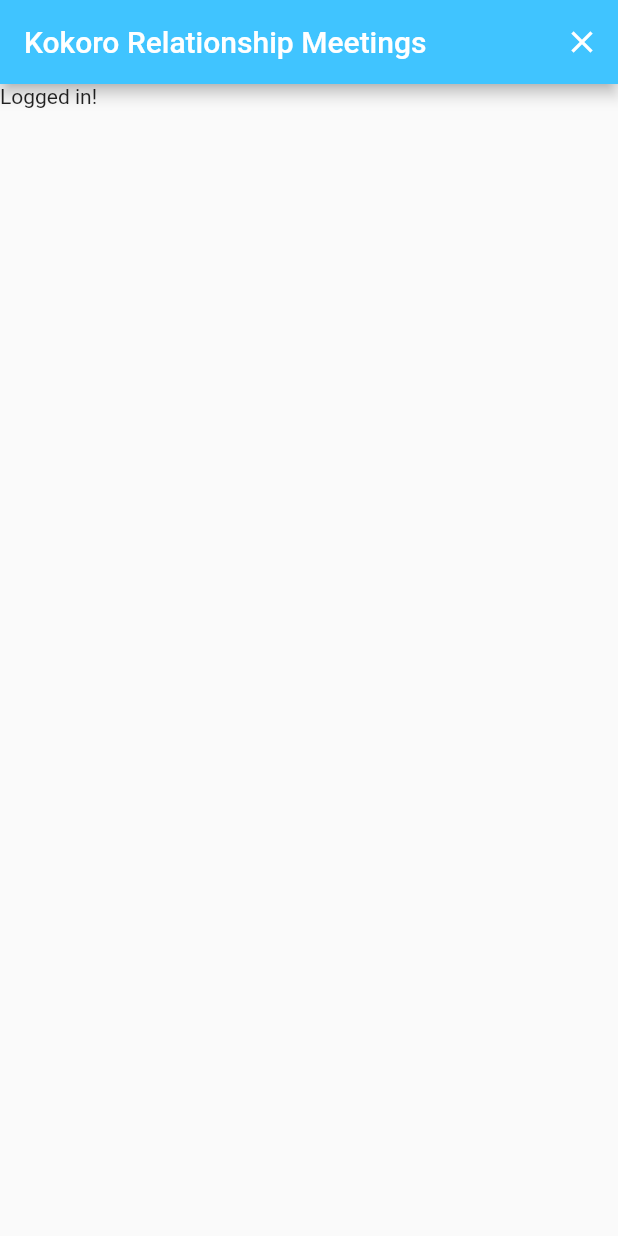
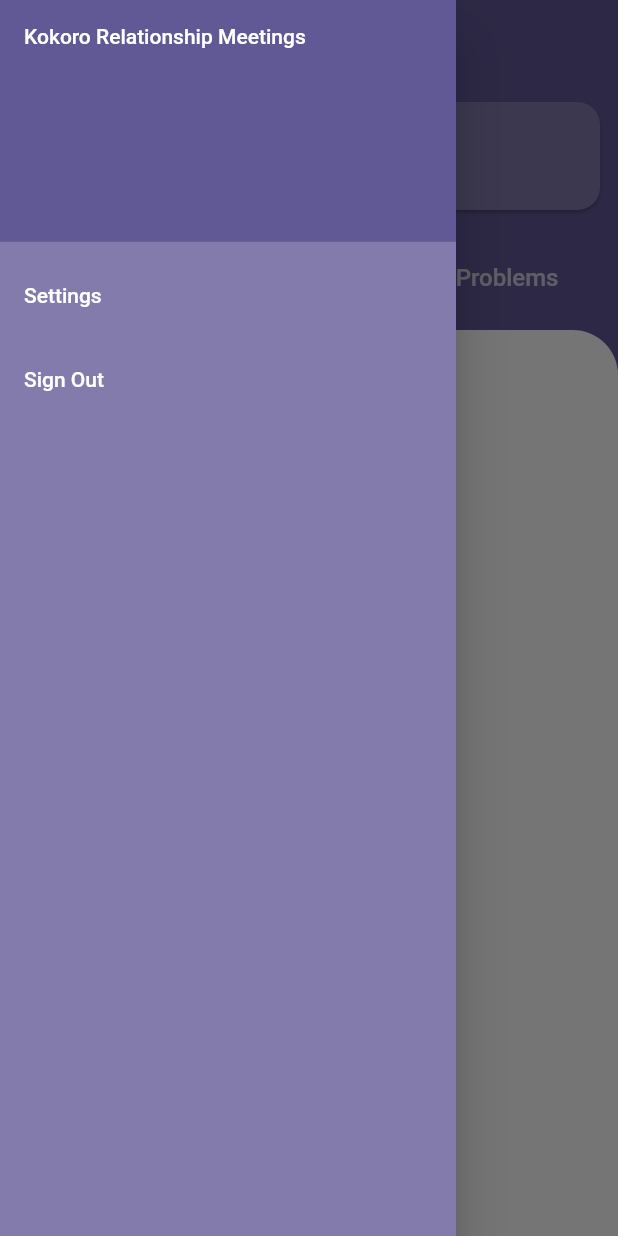
Before and after one commit to Jiaxen/kokoro, a Flutter app: the screen it shows once a user with an empty profile is signed in, with the side drawer open (before the commit the screen has no drawer), on a phone screen of 412 x 824 dp. Run offline on Flutter 3.47's test engine with Material 2 defaults, Android fonts, the phone set to English and light mode, and no system bars; drawn by our look-alikes of flutter_progress_hud; our stand-ins replace firebase_auth, firebase_core, flutter_signin_button, google_sign_in; missing offline and left inert: flutter_facebook_auth; accounts and stored records are empty; network calls fail.

Commit message:
Theming and app layout

```diff
--- a/lib/constants.dart
+++ b/lib/constants.dart
@@ -1,6 +1,30 @@
 import 'package:flutter/material.dart';
+import 'dart:ui';
 
+
+// Colours
 Color kPrimaryAppColour = const Color(0xFF615896);
 Color kSecondaryAppColour = const Color(0xFF827BAC);
 Color kErrorTextColorLight = const Color(0xFFBF4545);
-Color kPrimaryFontColour = Colors.white;
+Color kPrimaryTitleColour = Colors.white;
+Color kPrimaryTextColour = Colors.black;
+Color kPrimaryBackgroundColour = Colors.white;
+Color kSecondaryBackgroundColour = const Color(0xFFAAAAAA);
+
+
+//Device Height
+var pixelRatio = window.devicePixelRatio;
+
+//Size in physical pixels
+var physicalScreenSize = window.physicalSize;
+
+//Size in logical pixels
+var logicalScreenSize = window.physicalSize / pixelRatio;
+var logicalHeight = logicalScreenSize.height;
+
+//Padding in physical pixels
+var padding = window.padding;
+var paddingTop = window.padding.top / window.devicePixelRatio;
+var paddingBottom = window.padding.bottom / window.devicePixelRatio;
+
+var safeHeight = logicalHeight - paddingTop - paddingBottom;
--- a/lib/main.dart
+++ b/lib/main.dart
@@ -27,7 +27,6 @@
       initialData: FirebaseAuth.instance.currentUser,
       child: Consumer<User?>(
         builder: (context, user, _) {
-          print(user.toString());
           return MaterialApp(
             home: (user == null) ? const LoginScreen() : const NotesScreen(),
             routes: {
--- /dev/null
+++ b/lib/screens/drawer.dart
@@ -0,0 +1,52 @@
+import 'package:flutter/material.dart';
+import 'package:firebase_auth/firebase_auth.dart';
+import 'package:kokoro/constants.dart';
+import 'package:flutter_progress_hud/flutter_progress_hud.dart';
+
+
+class MainDrawer extends StatelessWidget {
+  const MainDrawer({
+    Key? key,
+    required FirebaseAuth auth,
+  })  : _auth = auth,
+        super(key: key);
+
+  final FirebaseAuth _auth;
+
+  @override
+  Widget build(BuildContext context) {
+    return Drawer(
+      backgroundColor: kSecondaryAppColour,
+      child: ListView(
+        // Important: Remove any padding from the ListView.
+        padding: EdgeInsets.zero,
+        children: [
+          DrawerHeader(
+            decoration: BoxDecoration(
+              color: kPrimaryAppColour,
+            ),
+            child: Text('Kokoro Relationship Meetings',
+                style: TextStyle(color: kPrimaryTitleColour)),
+          ),
+          ListTile(
+            title:
+            Text('Settings', style: TextStyle(color: kPrimaryTitleColour)),
+            onTap: () {
+              // Settings screen to be built.
+            },
+          ),
+          ListTile(
+            title:
+            Text('Sign Out', style: TextStyle(color: kPrimaryTitleColour)),
+            onTap: () {
+              final progress = ProgressHUD.of(context);
+              progress?.show();
+              _auth.signOut();
+              progress?.dismiss();
+            },
+          ),
+        ],
+      ),
+    );
+  }
+}
--- a/lib/screens/login_screen.dart
+++ b/lib/screens/login_screen.dart
@@ -47,14 +47,14 @@
                       Text(
                         'Kokoro',
                         style: TextStyle(
-                            color: kPrimaryFontColour,
+                            color: kPrimaryTitleColour,
                             fontSize: 48,
                             fontWeight: FontWeight.w600),
                       ),
                       Text(
                         'Relationship Meetings',
                         style: TextStyle(
-                            color: kPrimaryFontColour,
+                            color: kPrimaryTitleColour,
                             fontSize: 18,
                             fontWeight: FontWeight.w500),
                       ),
--- a/lib/screens/notes_screen.dart
+++ b/lib/screens/notes_screen.dart
@@ -1,6 +1,8 @@
 import 'package:flutter/material.dart';
 import 'package:firebase_auth/firebase_auth.dart';
 import 'package:flutter_progress_hud/flutter_progress_hud.dart';
+import 'package:kokoro/constants.dart';
+import 'package:kokoro/screens/drawer.dart';
 
 class NotesScreen extends StatefulWidget {
   static const String id = 'notes_screen';
@@ -11,34 +13,145 @@
   _NotesScreenState createState() => _NotesScreenState();
 }
 
-class _NotesScreenState extends State<NotesScreen> {
+class _NotesScreenState extends State<NotesScreen>
+    with TickerProviderStateMixin {
   final _auth = FirebaseAuth.instance;
+  late TabController _tabController;
+
+  @override
+  void initState() {
+    super.initState();
+    _tabController = TabController(length: 4, vsync: this);
+  }
 
   @override
   Widget build(BuildContext context) {
     return ProgressHUD(
-      child: Builder(
-        builder: (context) {
-          return Scaffold(
-            appBar: AppBar(
-              leading: null,
-              actions: <Widget>[
-                IconButton(
-                    icon: Icon(Icons.close),
-                    onPressed: () {
-                      final progress = ProgressHUD.of(context);
-                      progress?.show();
-                      _auth.signOut();
-                      progress?.dismiss();
-                    }),
-              ],
-              title: Text('Kokoro Relationship Meetings'),
-              backgroundColor: Colors.lightBlueAccent,
-            ),
-            body: Text('Logged in!'),
-          );
-        }
-      ),
+      child: Builder(builder: (context) {
+        return Scaffold(
+          backgroundColor: kPrimaryBackgroundColour,
+          drawer: MainDrawer(auth: _auth),
+          appBar: AppBar(
+              title: Column(
+                crossAxisAlignment: CrossAxisAlignment.start,
+                children: const [
+                  Text(
+                    'Kokoro',
+                    style: TextStyle(fontSize: 28, fontWeight: FontWeight.w700),
+                  ),
+                  Text(
+                    'Relationship Meetings',
+                    style: TextStyle(fontSize: 14),
+                  )
+                ],
+              ),
+              centerTitle: false,
+              backgroundColor: kPrimaryAppColour,
+              elevation: 0),
+          body: ListView(
+            physics: const ClampingScrollPhysics(),
+            children: <Widget>[
+              Container(
+                color: kPrimaryAppColour,
+                child: Padding(
+                  padding: const EdgeInsets.all(8.0),
+                  child: Card(
+                    color: kSecondaryAppColour,
+                    child: ListTile(
+                      leading:
+                          Icon(Icons.event, size: 56, color: Colors.amber[100]),
+                      title: Text('Next meeting in 3 days',
+                          style: TextStyle(color: kPrimaryTitleColour)),
+                      subtitle: Text('Monday 31st Feb @5.30pm',
+                          style: TextStyle(color: kPrimaryTitleColour)),
+                    ),
+                    shape: RoundedRectangleBorder(
+                      borderRadius: BorderRadius.circular(15.0),
+                    ),
+                  ),
+                ),
+              ),
+              Container(
+                height: safeHeight - 50,
+                child: Column(
+                    crossAxisAlignment: CrossAxisAlignment.stretch,
+                    children: [
+                      Container(
+                        padding:
+                            EdgeInsets.symmetric(horizontal: 10, vertical: 10),
+                        color: kPrimaryAppColour,
+                        child: TabBar(
+                          indicator: BoxDecoration(
+                              borderRadius: BorderRadius.circular(12),
+                              color: kSecondaryAppColour),
+                          labelStyle: TextStyle(
+                              fontWeight: FontWeight.w500, fontSize: 16),
+                          isScrollable: true,
+                          controller: _tabController,
+                          tabs: const <Widget>[
+                            Tab(text: 'Appreciation'),
+                            Tab(text: 'Chores'),
+                            Tab(text: 'Plans'),
+                            Tab(text: 'Problems'),
+                          ],
+                        ),
+                      ),
+                      Expanded(
+                        child: Container(
+                          color: kPrimaryAppColour,
+                          child: TabBarView(
+                            controller: _tabController,
+                            children: <Widget>[
+                              Container(
+                                decoration: const BoxDecoration(
+                                    color: Colors.white,
+                                    borderRadius: BorderRadius.only(
+                                        topLeft: Radius.circular(30),
+                                        topRight: Radius.circular(30))),
+                                child: Center(
+                                  child: Text("It's sunny here"),
+                                ),
+                              ),
+                              Container(
+                                decoration: const BoxDecoration(
+                                    color: Colors.white,
+                                    borderRadius: BorderRadius.only(
+                                        topLeft: Radius.circular(30),
+                                        topRight: Radius.circular(30))),
+                                child: Center(
+                                  child: Text("It's cloudy here"),
+                                ),
+                              ),
+                              Container(
+                                decoration: const BoxDecoration(
+                                    color: Colors.white,
+                                    borderRadius: BorderRadius.only(
+                                        topLeft: Radius.circular(30),
+                                        topRight: Radius.circular(30))),
+                                child: Center(
+                                  child: Text("It's looking good here"),
+                                ),
+                              ),
+                              Container(
+                                decoration: const BoxDecoration(
+                                    color: Colors.white,
+                                    borderRadius: BorderRadius.only(
+                                        topLeft: Radius.circular(30),
+                                        topRight: Radius.circular(30))),
+                                child: Center(
+                                  child: Text("It's rainy here"),
+                                ),
+                              ),
+                            ],
+                          ),
+                        ),
+                      ),
+                    ]),
+              ),
+            ],
+          ),
+        );
+      }),
     );
   }
 }
```
